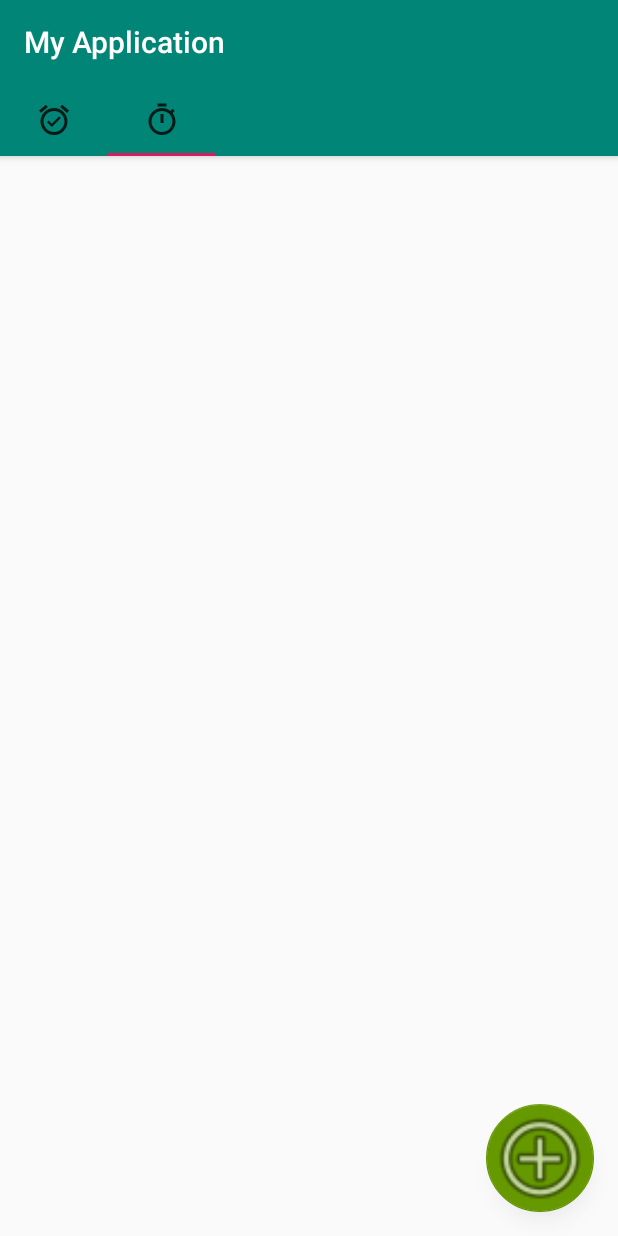
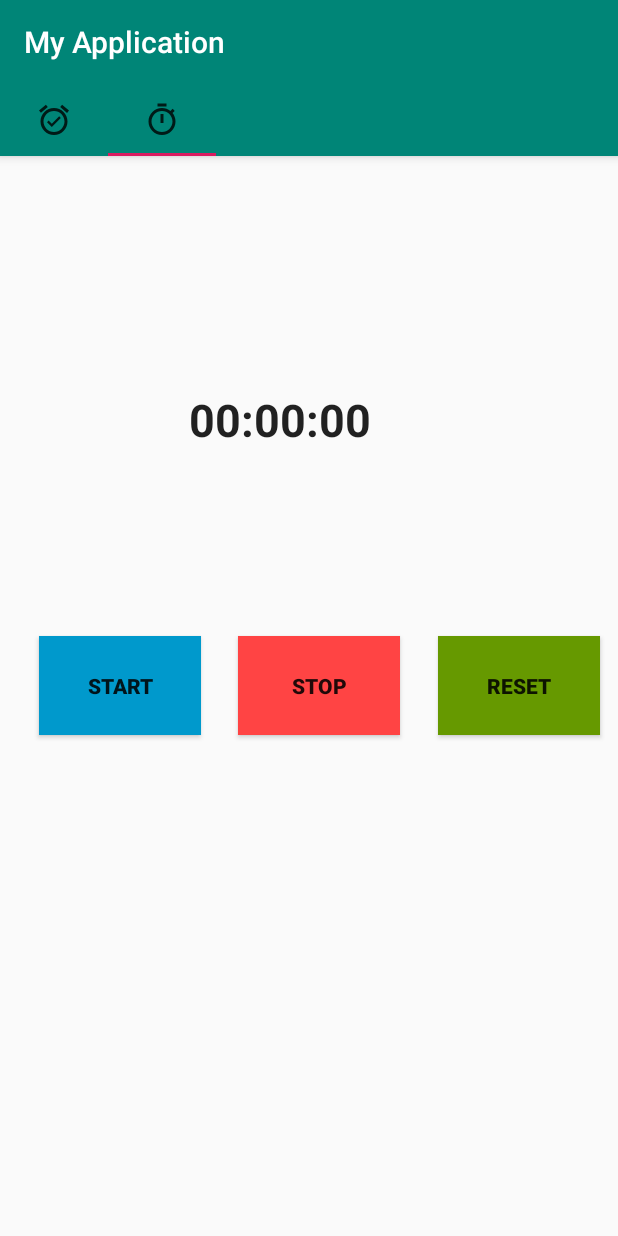
Before and after one commit to Unoooooo/prm391, an Android app: the screen it shows after launch (MainActivity), tab 2 chosen, on a phone screen of 412 x 824 dp. Run offline under Robolectric (Android 15) with nearby library versions, the phone set to English and light mode, and no system bars.

Commit message:
update code for stopwatch

```diff
--- a/CLOCKPROJECT/app/src/main/java/com/example/fu/myapplication/view/MainActivity.java
+++ b/CLOCKPROJECT/app/src/main/java/com/example/fu/myapplication/view/MainActivity.java
@@ -28,7 +28,7 @@ public class MainActivity extends AppCompatActivity  {
         Toolbar toolbar = (Toolbar) findViewById(R.id.toolbar);
         setSupportActionBar(toolbar);
 
-        FloatingActionButton fab = (FloatingActionButton) findViewById(R.id.fab);
+        final FloatingActionButton fab = (FloatingActionButton) findViewById(R.id.fab);
 
         fab.setOnClickListener(new View.OnClickListener() {
             @Override
@@ -56,6 +56,12 @@ public class MainActivity extends AppCompatActivity  {
             @Override
             public void onTabSelected(TabLayout.Tab tab) {
                 viewPager.setCurrentItem(tab.getPosition());
+                if(tab.getPosition()==0){
+                    fab.show();
+                }
+                if(tab.getPosition()==1){
+                    fab.hide();
+                }
             }
 
             @Override
--- a/CLOCKPROJECT/app/src/main/java/com/example/fu/myapplication/view/StopWatchFragment.java
+++ b/CLOCKPROJECT/app/src/main/java/com/example/fu/myapplication/view/StopWatchFragment.java
@@ -3,10 +3,13 @@ package com.example.fu.myapplication.view;
 import android.content.Context;
 import android.net.Uri;
 import android.os.Bundle;
+import android.os.SystemClock;
 import android.support.v4.app.Fragment;
 import android.view.LayoutInflater;
 import android.view.View;
 import android.view.ViewGroup;
+import android.widget.Button;
+import android.widget.Chronometer;
 
 import com.example.fu.myapplication.R;
 
@@ -24,6 +27,7 @@ public class StopWatchFragment extends Fragment {
     // the fragment initialization parameters, e.g. ARG_ITEM_NUMBER
     private static final String ARG_PARAM1 = "param1";
     private static final String ARG_PARAM2 = "param2";
+    private long timeWhenStopped = 0;
 
     // TODO: Rename and change types of parameters
     private String mParam1;
@@ -66,7 +70,60 @@ public class StopWatchFragment extends Fragment {
     public View onCreateView(LayoutInflater inflater, ViewGroup container,
                              Bundle savedInstanceState) {
         // Inflate the layout for this fragment
-        return inflater.inflate(R.layout.fragment_alarm, container, false);
+        View view = inflater.inflate(R.layout.fragment_stop_watch, container, false);
+        // Inflate the layout for this fragment
+        final Chronometer chronometer =(Chronometer) view.findViewById(R.id.chronometer);
+        final Button start = (Button) view.findViewById(R.id.start);
+        final Button stop = (Button) view.findViewById(R.id.stop);
+        final Button reset = (Button) view.findViewById(R.id.reset);
+        chronometer.setOnChronometerTickListener(new Chronometer.OnChronometerTickListener(){
+            @Override
+            public void onChronometerTick(Chronometer chronometer) {
+                long time = SystemClock.elapsedRealtime() - chronometer.getBase();
+                int hours = (int) (time / 3600000);
+                int minutes = (int) (time - hours * 3600000) / 60000;
+                int seconds = (int) (time - hours * 3600000 - minutes * 60000) / 1000;
+                String t = (hours < 10 ? "0"+hours: hours)+":"+(minutes < 10 ? "0"+minutes: minutes)
+                        +":"+ (seconds < 10 ? "0"+seconds: seconds);
+                chronometer.setText(t);
+            }
+        });
+//        chronometer.setBase(SystemClock.elapsedRealtime());
+        chronometer.setText("00:00:00");
+        start.setOnClickListener(new View.OnClickListener() {
+            @Override
+            public void onClick(View view) {
+                chronometer.setBase(SystemClock.elapsedRealtime()+timeWhenStopped);
+                chronometer.start();
+                stop.setEnabled(true);
+                start.setEnabled(false);
+                reset.setEnabled(true);
+            }
+        });
+        stop.setOnClickListener(new View.OnClickListener() {
+            @Override
+            public void onClick(View view) {
+                timeWhenStopped = chronometer.getBase() - SystemClock.elapsedRealtime();
+                chronometer.stop();
+                stop.setEnabled(false);
+                start.setEnabled(true);
+                reset.setEnabled(true);
+
+            }
+        });
+        reset.setOnClickListener(new View.OnClickListener() {
+            @Override
+            public void onClick(View view) {
+                timeWhenStopped=0;
+                chronometer.setBase(SystemClock.elapsedRealtime());
+                chronometer.setText("00:00:00");
+                chronometer.stop();
+                stop.setEnabled(true);
+                start.setEnabled(true);
+                reset.setEnabled(false);
+            }
+        });
+        return  view;
     }
 
     // TODO: Rename method, update argument and hook method into UI event
--- a/CLOCKPROJECT/app/src/main/res/layout/fragment_stop_watch.xml
+++ b/CLOCKPROJECT/app/src/main/res/layout/fragment_stop_watch.xml
@@ -1,14 +1,61 @@
 <?xml version="1.0" encoding="utf-8"?>
-<FrameLayout xmlns:android="http://schemas.android.com/apk/res/android"
+<RelativeLayout xmlns:android="http://schemas.android.com/apk/res/android"
     xmlns:tools="http://schemas.android.com/tools"
     android:layout_width="match_parent"
     android:layout_height="match_parent"
-    tools:context=".AlarmFragment">
+    tools:context=".view.StopWatchFragment">
 
     <!-- TODO: Update blank fragment layout -->
-    <TextView
-        android:layout_width="match_parent"
-        android:layout_height="match_parent"
-        android:text="@string/hello_blank_fragment" />
 
-</FrameLayout>
+    <Chronometer
+        android:id="@+id/chronometer"
+        android:layout_width="187dp"
+        android:layout_height="64dp"
+        android:layout_alignParentStart="true"
+        android:layout_alignParentTop="true"
+        android:layout_centerInParent="true"
+        android:layout_marginStart="126dp"
+        android:layout_marginTop="155dp"
+        android:textSize="30sp"
+        android:textStyle="bold" />
+
+    <Button
+        android:id="@+id/start"
+        android:layout_width="108dp"
+        android:layout_height="66dp"
+        android:layout_alignParentStart="true"
+        android:layout_alignParentTop="true"
+        android:layout_centerVertical="true"
+        android:layout_marginStart="26dp"
+        android:layout_marginTop="320dp"
+        android:background="@android:color/holo_blue_dark"
+        android:text="START"
+        android:textStyle="bold" />
+
+    <Button
+        android:id="@+id/stop"
+        android:layout_width="108dp"
+        android:layout_height="66dp"
+        android:layout_below="@+id/start"
+        android:layout_alignParentEnd="true"
+        android:layout_centerInParent="true"
+        android:layout_marginTop="-66dp"
+        android:layout_marginEnd="145dp"
+        android:background="@android:color/holo_red_light"
+        android:text="STOP"
+        android:textStyle="bold" />
+
+    <Button
+        android:id="@+id/reset"
+        android:layout_width="108dp"
+        android:layout_height="66dp"
+        android:layout_below="@+id/start"
+        android:layout_alignParentEnd="true"
+        android:layout_centerInParent="true"
+        android:layout_marginTop="-66dp"
+        android:layout_marginEnd="12dp"
+        android:background="@android:color/holo_green_dark"
+        android:text="RESET"
+        android:textStyle="bold" />
+
+</RelativeLayout>
```
